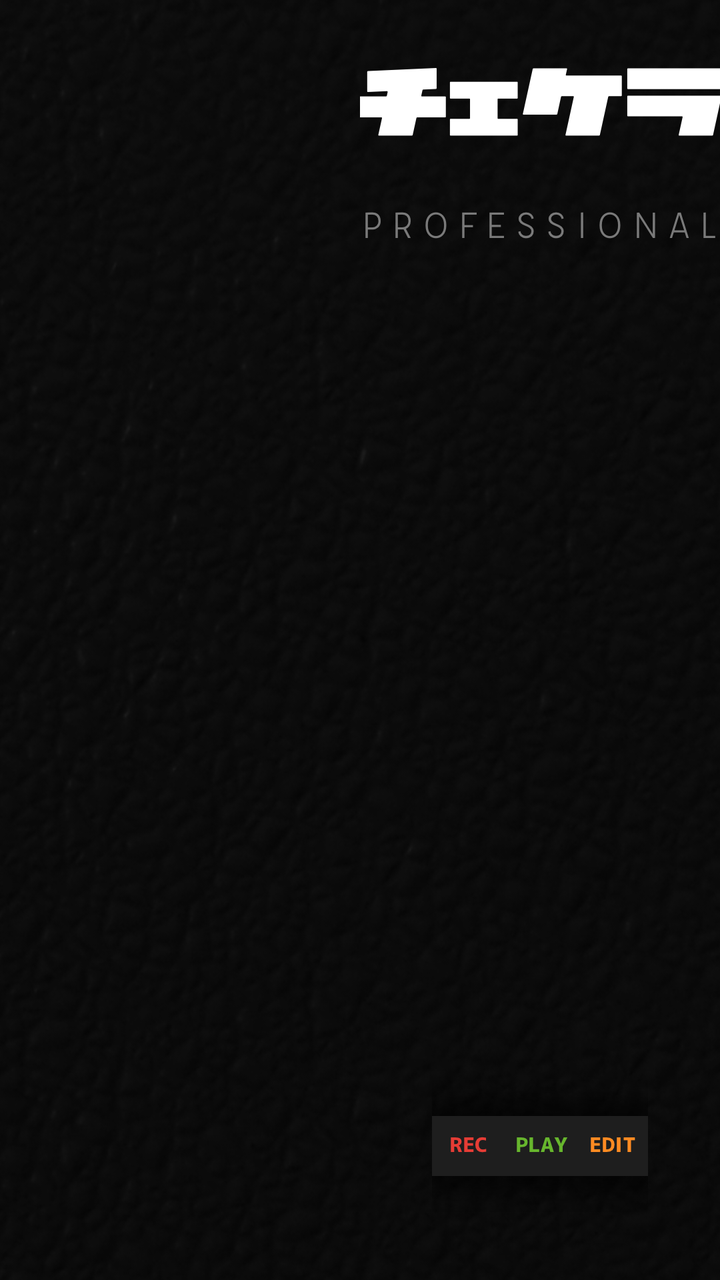
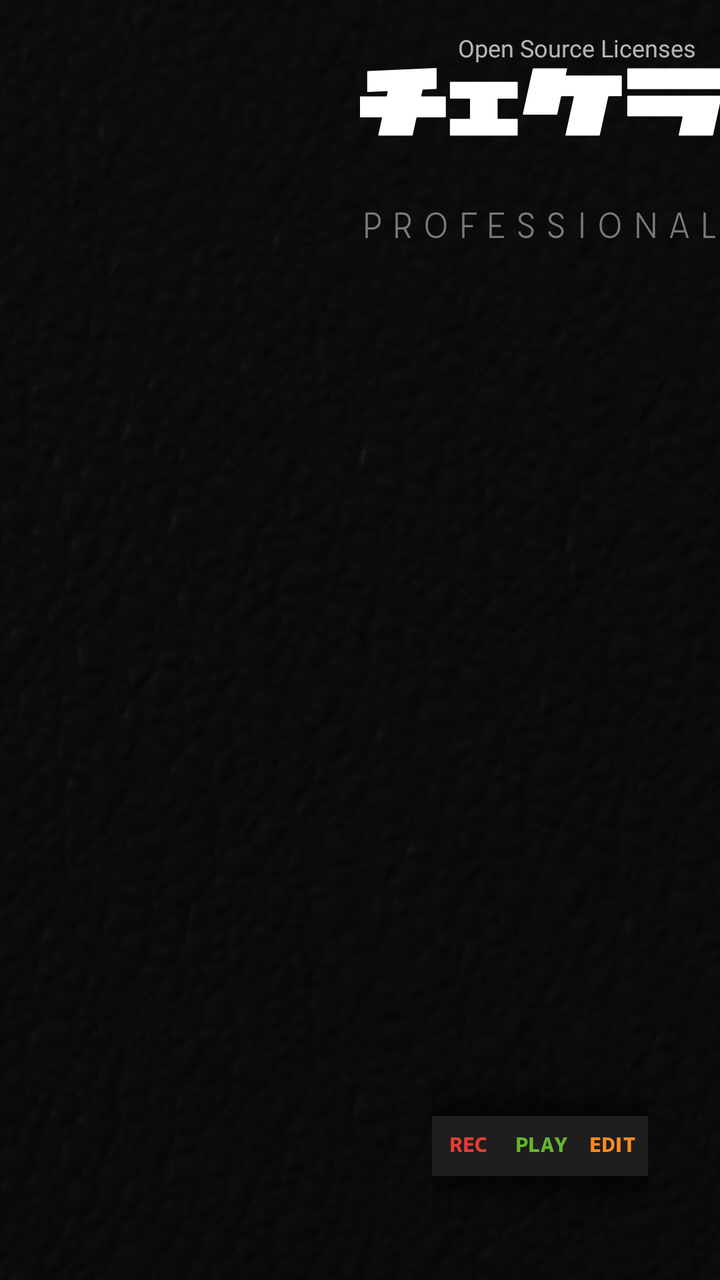

An Android layout rendered at two revisions. The XML below is the earlier revision; the diff shows what the commit changed to produce the second picture.
<!-- AndroidManifest.xml: application theme AppTheme -->
<!-- res/layout/main_activity.xml -->
<?xml version="1.0" encoding="utf-8"?>
<androidx.constraintlayout.widget.ConstraintLayout xmlns:android="http://schemas.android.com/apk/res/android"
    xmlns:app="http://schemas.android.com/apk/res-auto"
    xmlns:tools="http://schemas.android.com/tools"
    android:layout_width="match_parent"
    android:layout_height="match_parent"
    tools:context=".MainActivity">

    <ImageView
        android:id="@+id/imageView"
        android:layout_width="0dp"
        android:layout_height="0dp"
        android:contentDescription="background"
        android:scaleType="centerCrop"
        app:layout_constraintBottom_toBottomOf="parent"
        app:layout_constraintEnd_toEndOf="parent"
        app:layout_constraintStart_toStartOf="parent"
        app:layout_constraintTop_toTopOf="parent"
        app:srcCompat="@drawable/background" />

    <FrameLayout
        android:id="@+id/padContainer"
        android:layout_width="0dp"
        android:layout_height="0dp"
        android:padding="8dp"
        app:layout_constrainedWidth="true"
        app:layout_constraintBottom_toBottomOf="parent"
        app:layout_constraintStart_toStartOf="parent"
        app:layout_constraintTop_toTopOf="parent"
        app:layout_constraintWidth_percent="0.5"></FrameLayout>

    <LinearLayout
        android:id="@+id/controlColumn"
        android:layout_width="0dp"
        android:layout_height="0dp"
        android:orientation="vertical"
        app:layout_constrainedWidth="true"
        app:layout_constraintBottom_toBottomOf="parent"
        app:layout_constraintEnd_toEndOf="parent"
        app:layout_constraintTop_toTopOf="parent"
        app:layout_constraintWidth_percent="0.5">

        <androidx.constraintlayout.widget.ConstraintLayout
            android:layout_width="match_parent"
            android:layout_height="0dp"
            android:layout_weight="0.7">

            <ImageView
                android:id="@+id/logoImageView"
                android:layout_width="0dp"
                android:layout_height="0dp"
                android:layout_marginTop="16dp"
                android:scaleType="center"
                app:layout_constraintEnd_toEndOf="parent"
                app:layout_constraintHeight_percent="0.5"
                app:layout_constraintStart_toStartOf="parent"
                app:layout_constraintTop_toTopOf="parent"
                app:srcCompat="@drawable/logo" />

            <ImageView
                android:id="@+id/subTitleImageView"
                android:layout_width="0dp"
                android:layout_height="0dp"
                android:scaleType="center"
                app:layout_constraintBottom_toBottomOf="parent"
                app:layout_constraintEnd_toEndOf="parent"
                app:layout_constraintStart_toStartOf="parent"
                app:layout_constraintTop_toBottomOf="@id/logoImageView"
                app:srcCompat="@drawable/professional" />
        </androidx.constraintlayout.widget.ConstraintLayout>

        <FrameLayout
            android:id="@+id/controlContainer"
            android:layout_width="match_parent"
            android:layout_height="0dp"
            android:layout_weight="2"
            android:padding="4dp"></FrameLayout>

        <LinearLayout
            android:layout_width="match_parent"
            android:layout_height="0dp"
            android:layout_weight="0.5"
            android:orientation="horizontal"
            android:paddingBottom="8dp">

            <Space
                android:layout_width="0dp"
                android:layout_height="wrap_content"
                android:layout_weight="1" />

            <ImageView
                android:id="@+id/recButton"
                android:layout_width="0dp"
                android:layout_height="wrap_content"
                android:layout_weight="1"
                android:scaleType="centerCrop"
                app:srcCompat="@drawable/rec_button" />

            <ImageView
                android:id="@+id/playButton"
                android:layout_width="0dp"
                android:layout_height="wrap_content"
                android:layout_weight="1"
                android:scaleType="centerCrop"
                app:srcCompat="@drawable/play_button" />

            <ImageView
                android:id="@+id/editButton"
                android:layout_width="0dp"
                android:layout_height="wrap_content"
                android:layout_weight="1"
                android:scaleType="centerCrop"
                app:srcCompat="@drawable/edit_button" />

            <Space
                android:layout_width="0dp"
                android:layout_height="wrap_content"
                android:layout_weight="1" />

        </LinearLayout>
    </LinearLayout>
</androidx.constraintlayout.widget.ConstraintLayout>
<!-- resources referenced by this layout -->
<resources>
  <!-- drawable background: png bitmap (drawable, 188965 bytes) -->
  <!-- drawable edit_button: png bitmap (drawable, 2320 bytes) -->
  <!-- drawable logo: png bitmap (drawable, 1410 bytes) -->
  <!-- drawable play_button: png bitmap (drawable, 2463 bytes) -->
  <!-- drawable professional: png bitmap (drawable, 1367 bytes) -->
  <!-- drawable rec_button: png bitmap (drawable, 2361 bytes) -->
  <style name="AppTheme" parent="Theme.AppCompat.Light.NoActionBar">
          
          <item name="colorPrimary">@color/colorPrimary</item>
          <item name="colorPrimaryDark">@color/colorPrimaryDark</item>
          <item name="colorAccent">@color/colorAccent</item>
      </style>
  <color name="colorPrimary">#000000</color>
  <color name="colorPrimaryDark">#000000</color>
  <color name="colorAccent">#D81B60</color>
</resources>

<!-- the commit's change to res/layout/main_activity.xml (unified diff, before → after) -->
@@ -67,6 +67,22 @@
                 app:layout_constraintStart_toStartOf="parent"
                 app:layout_constraintTop_toBottomOf="@id/logoImageView"
                 app:srcCompat="@drawable/professional" />
+
+            <TextView
+                android:id="@+id/licensesButton"
+                android:layout_width="wrap_content"
+                android:layout_height="wrap_content"
+                android:minHeight="48dp"
+                android:gravity="center"
+                android:paddingStart="12dp"
+                android:paddingEnd="12dp"
+                android:fontFamily="@font/logotypejp_mp_b_1"
+                android:text="@string/licenses"
+                android:textColor="@android:color/white"
+                android:textSize="12sp"
+                android:alpha="0.7"
+                app:layout_constraintEnd_toEndOf="parent"
+                app:layout_constraintTop_toTopOf="parent" />
         </androidx.constraintlayout.widget.ConstraintLayout>
 
         <FrameLayout
<!-- resource entries referenced after the edit -->
@@ -6,6 +6,7 @@
   <!-- drawable play_button: png bitmap (drawable, 2463 bytes) -->
   <!-- drawable professional: png bitmap (drawable, 1367 bytes) -->
   <!-- drawable rec_button: png bitmap (drawable, 2361 bytes) -->
+  <string name="licenses">Open Source Licenses</string>
   <style name="AppTheme" parent="Theme.AppCompat.Light.NoActionBar">
           
           <item name="colorPrimary">@color/colorPrimary</item>
